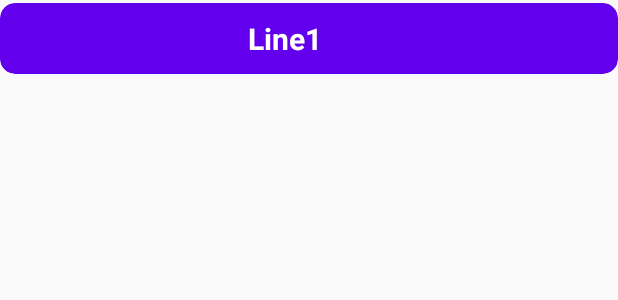
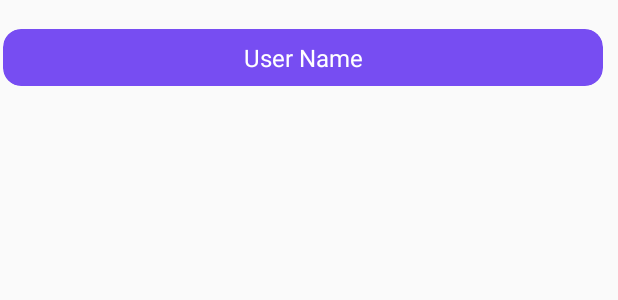
Before and after one commit to Skidz0r/Mobile-Programming, an Android app: the layout device_item.xml on its own in the app's theme, with its tools: preview values and no code run, on a phone screen of 412 x 824 dp. Shown: the top 300 px of the screen. Run offline under Robolectric (Android 15) with nearby library versions, the phone set to English and light mode, and no system bars.

```diff
--- a/app/src/main/res/layout/device_item.xml
+++ b/app/src/main/res/layout/device_item.xml
@@ -1,35 +1,52 @@
 <?xml version="1.0" encoding="utf-8"?>
-<androidx.cardview.widget.CardView
-    xmlns:android="http://schemas.android.com/apk/res/android"
+<androidx.constraintlayout.widget.ConstraintLayout xmlns:android="http://schemas.android.com/apk/res/android"
     xmlns:app="http://schemas.android.com/apk/res-auto"
+    xmlns:tools="http://schemas.android.com/tools"
     android:layout_width="match_parent"
     android:layout_height="wrap_content"
-    android:layout_marginTop="2dp"
-    android:layout_marginBottom="2dp"
-    app:cardBackgroundColor="@color/purple_500"
-    app:cardCornerRadius="10dp">
+    android:layout_marginTop="16dp"
+    android:layout_marginEnd="8dp"
+    android:layout_marginRight="8dp">
 
-    <RelativeLayout
+    <androidx.cardview.widget.CardView
+        android:id="@+id/card_user_display"
         android:layout_width="match_parent"
-        android:layout_height="match_parent">
+        android:layout_height="wrap_content"
+        app:cardBackgroundColor="#774df2"
+        app:cardCornerRadius="12dp"
+        app:cardElevation="0dp"
+        app:cardPreventCornerOverlap="false"
+        app:cardUseCompatPadding="true"
+        app:layout_constraintBottom_toBottomOf="parent"
+        app:layout_constraintEnd_toEndOf="parent"
+        app:layout_constraintStart_toStartOf="parent"
+        app:layout_constraintTop_toTopOf="parent">
+
+        <LinearLayout
+            android:id="@+id/device_item"
+            android:layout_width="wrap_content"
+            android:layout_height="wrap_content"
+            android:orientation="vertical">
+
+        </LinearLayout>
 
         <TextView
             android:id="@+id/textView1"
-            android:layout_width="wrap_content"
+            android:layout_width="403dp"
             android:layout_height="wrap_content"
-            android:layout_alignParentStart="true"
-            android:layout_alignParentLeft="true"
-            android:layout_alignParentTop="true"
-            android:layout_marginStart="165dp"
-            android:layout_marginLeft="165dp"
-            android:layout_marginTop="10dp"
-            android:layout_marginBottom="10dp"
-            android:text="Line1"
-            android:textColor="@color/white"
-            android:textSize="20dp"
-            android:textStyle="bold" />
+            android:layout_marginBottom="8dp"
+            android:textAlignment="center"
+            android:maxWidth="260dp"
+            android:paddingLeft="30dp"
+            android:paddingTop="8dp"
+            android:paddingRight="30dp"
+            android:text="User Name"
+            android:textColor="#ffffff"
+            android:textSize="16sp"
+            android:gravity="center_horizontal"
+            android:layout_gravity="center_horizontal" />
 
-    </RelativeLayout>
+    </androidx.cardview.widget.CardView>
 
 
-</androidx.cardview.widget.CardView>
+</androidx.constraintlayout.widget.ConstraintLayout>
```
Also changed, not shown: app/src/main/java/com/example/mobilechatapp/BluetoothService.java (+40 -10 lines), app/src/main/java/com/example/mobilechatapp/ChatActivity.java (+7 -5 lines), app/src/main/java/com/example/mobilechatapp/Fragments/ChatsFragment.java (+2 -8 lines), app/src/main/res/layout/message_sent.xml (line endings or trailing spaces).
